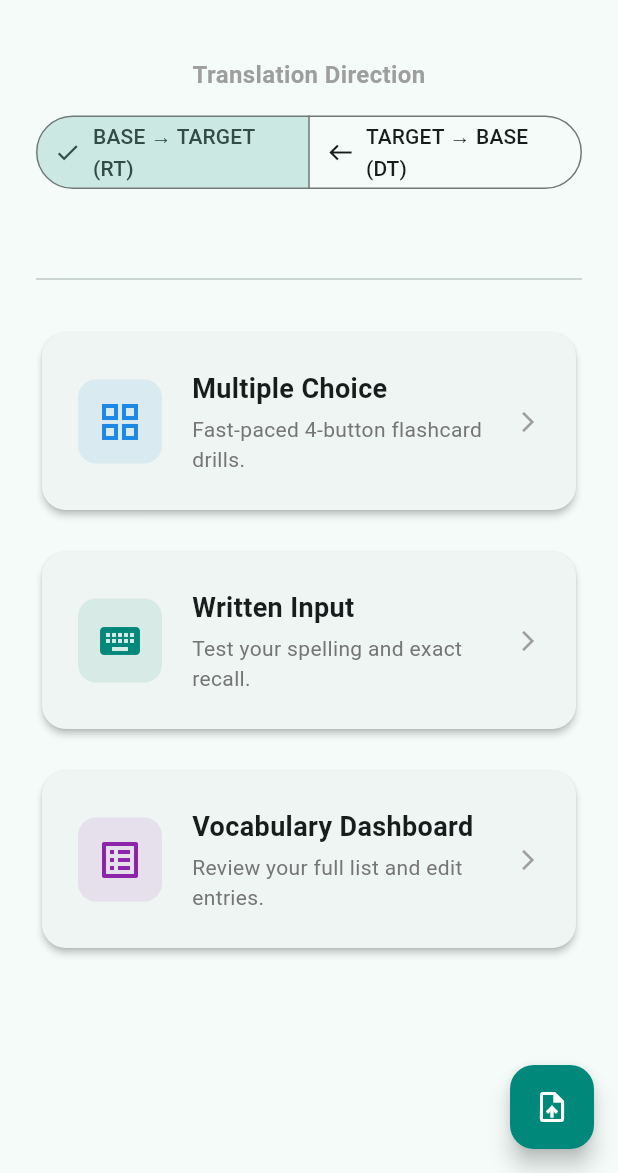
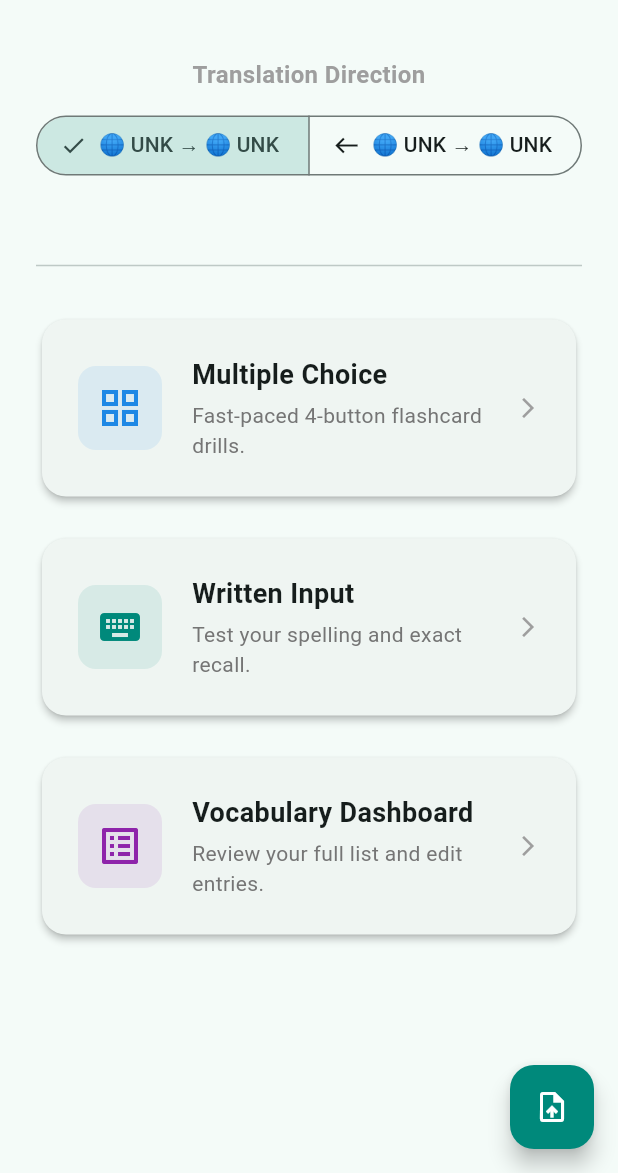
Before and after one commit to proscrite/ManHatTan, a Flutter app: the ModeSelectionScreen screen opened directly, on a phone screen of 412 x 824 dp, the part 63-1236 px from its top. Run offline on Flutter 3.47's test engine with Material 3 defaults, Android fonts, the phone set to English and light mode, and no system bars; our stand-ins replace file_picker, flutter_secure_storage; accounts and stored records are empty; network calls fail.

Commit message:
Prettify language names, codes and flags

```diff
--- a/mht/frontend/lib/screens/mode_selection_screen.dart
+++ b/mht/frontend/lib/screens/mode_selection_screen.dart
@@ -7,6 +7,7 @@ import 'settings_screen.dart';
 import '../services/ingestion_service.dart';
 import '../services/api_client.dart';
 import '../widgets/exercise_card.dart';
+import '../utils/language_helper.dart';
 
 class ModeSelectionScreen extends StatefulWidget {
   const ModeSelectionScreen({super.key});
@@ -46,8 +47,8 @@ class _ModeSelectionScreenState extends State<ModeSelectionScreen> {
     final String writtenMode = _isReverseTranslation ? 'wrt' : 'wdt';
 
     final activeCourse = ApiClient.activeCourse;
-    final String learnLang = activeCourse?.learningLanguage?.toUpperCase() ?? 'TARGET';
-    final String uiLang = activeCourse?.uiLanguage?.toUpperCase() ?? 'BASE';
+    final String learnLang = LanguageHelper.getFlagAndCode(activeCourse?.learningLanguage);
+    final String uiLang = LanguageHelper.getFlagAndCode(activeCourse?.uiLanguage);
 
     return Scaffold(
       appBar: AppBar(
@@ -101,12 +102,12 @@ class _ModeSelectionScreenState extends State<ModeSelectionScreen> {
                   ButtonSegment<bool>(
                     value: true,
                     // For example "English → Hebrew (RT)"
-                    label: Text('$uiLang \u2192 $learnLang (RT)'),
+                    label: Text('$uiLang → $learnLang'),
                     icon: Icon(Icons.east),
                   ),
                   ButtonSegment<bool>(
                     value: false,
-                    label: Text('$learnLang \u2192 $uiLang (DT)'),
+                    label: Text('$learnLang → $uiLang'),
                     icon: Icon(Icons.west),
                   ),
                 ],
--- a/mht/frontend/lib/screens/settings_screen.dart
+++ b/mht/frontend/lib/screens/settings_screen.dart
@@ -4,6 +4,7 @@ import '../models/course.dart';
 import 'course_creation_screen.dart';
 import 'document_upload_screen.dart';
 import '../services/api_client.dart';
+import '../utils/language_helper.dart';
 
 class SettingsScreen extends StatefulWidget {
   const SettingsScreen({super.key});
@@ -32,8 +33,10 @@ class _SettingsScreenState extends State<SettingsScreen> {
                 value: ApiClient.activeCourse,
                 isExpanded: true,
                 items: ApiClient.allCourses.map((Course c) =>
-                  DropdownMenuItem(value: c, child: Text('${c.learningLanguage.toUpperCase()} -> ${c.uiLanguage.toUpperCase()}'))
-                ).toList(),
+                  DropdownMenuItem(
+                    value: c,
+                     child: Text(LanguageHelper.getFlagAndName(c.learningLanguage) + ' -> ' + LanguageHelper.getFlagAndName(c.uiLanguage)) )
+                     ).toList(),
                 onChanged: (Course? newVal) {
                   setState(() => ApiClient.activeCourse = newVal);
                 },
--- a/mht/frontend/lib/screens/written_input_screen.dart
+++ b/mht/frontend/lib/screens/written_input_screen.dart
@@ -2,6 +2,7 @@ import 'package:flutter/material.dart';
 import 'package:intl/intl.dart' hide TextDirection;
 import '../services/exercise_service.dart';
 import '../services/api_client.dart';
+import '../utils/language_helper.dart';
 
 class WrittenInputScreen extends StatefulWidget {
   final String mode; // 'wrt' or 'wdt'
@@ -113,10 +114,10 @@ class _WrittenInputScreenState extends State<WrittenInputScreen> {
     final learnLang = activeCourse?.learningLanguage ?? 'TARGET';
     final uiLang = activeCourse?.uiLanguage ?? 'BASE';
 
-    final expectedLangName = widget.mode == 'wrt' ? learnLang : uiLang;
     final expectedLangCode = widget.mode == 'wrt'
-      ? activeCourse?.learningLanguage.toLowerCase()
-      : activeCourse?.uiLanguage.toLowerCase();
+        ? activeCourse?.learningLanguage.toLowerCase()
+        : activeCourse?.uiLanguage.toLowerCase();
+    final expectedLangName = LanguageHelper.getName(expectedLangCode);
 
     const rtlLanguages = ['iw', 'he', 'ar', 'fa', 'ur']; // Hebrew, Arabic, Persian, Urdu, etc.
     final bool isInputExpectedRtl = rtlLanguages.contains(expectedLangCode);
--- /dev/null
+++ b/mht/frontend/lib/utils/language_helper.dart
@@ -0,0 +1,75 @@
+class LanguageHelper {
+  static const Map<String, String> _languages = {
+    'af': 'Afrikaans', 'sq': 'Albanian', 'am': 'Amharic', 'ar': 'Arabic',
+    'hy': 'Armenian', 'az': 'Azerbaijani', 'eu': 'Basque', 'be': 'Belarusian',
+    'bn': 'Bengali', 'bs': 'Bosnian', 'bg': 'Bulgarian', 'ca': 'Catalan',
+    'ceb': 'Cebuano', 'ny': 'Chichewa', 'zh-cn': 'Chinese (Simplified)',
+    'zh-tw': 'Chinese (Traditional)', 'co': 'Corsican', 'hr': 'Croatian',
+    'cs': 'Czech', 'da': 'Danish', 'nl': 'Dutch', 'en': 'English',
+    'eo': 'Esperanto', 'et': 'Estonian', 'tl': 'Filipino', 'fi': 'Finnish',
+    'fr': 'French', 'fy': 'Frisian', 'gl': 'Galician', 'ka': 'Georgian',
+    'de': 'German', 'el': 'Greek', 'gu': 'Gujarati', 'ht': 'Haitian Creole',
+    'ha': 'Hausa', 'haw': 'Hawaiian', 'iw': 'Hebrew', 'he': 'Hebrew',
+    'hi': 'Hindi', 'hmn': 'Hmong', 'hu': 'Hungarian', 'is': 'Icelandic',
+    'ig': 'Igbo', 'id': 'Indonesian', 'ga': 'Irish', 'it': 'Italian',
+    'ja': 'Japanese', 'jw': 'Javanese', 'kn': 'Kannada', 'kk': 'Kazakh',
+    'km': 'Khmer', 'ko': 'Korean', 'ku': 'Kurdish', 'ky': 'Kyrgyz',
+    'lo': 'Lao', 'la': 'Latin', 'lv': 'Latvian', 'lt': 'Lithuanian',
+    'lb': 'Luxembourgish', 'mk': 'Macedonian', 'mg': 'Malagasy', 'ms': 'Malay',
+    'ml': 'Malayalam', 'mt': 'Maltese', 'mi': 'Maori', 'mr': 'Marathi',
+    'mn': 'Mongolian', 'my': 'Burmese', 'ne': 'Nepali', 'no': 'Norwegian',
+    'ps': 'Pashto', 'fa': 'Persian', 'pl': 'Polish', 'pt': 'Portuguese',
+    'pa': 'Punjabi', 'ro': 'Romanian', 'ru': 'Russian', 'sm': 'Samoan',
+    'gd': 'Scots Gaelic', 'sr': 'Serbian', 'st': 'Sesotho', 'sn': 'Shona',
+    'sd': 'Sindhi', 'si': 'Sinhala', 'sk': 'Slovak', 'sl': 'Slovenian',
+    'so': 'Somali', 'es': 'Spanish', 'su': 'Sundanese', 'sw': 'Swahili',
+    'sv': 'Swedish', 'tg': 'Tajik', 'ta': 'Tamil', 'te': 'Telugu',
+    'th': 'Thai', 'tr': 'Turkish', 'uk': 'Ukrainian', 'ur': 'Urdu',
+    'uz': 'Uzbek', 'vi': 'Vietnamese', 'cy': 'Welsh', 'xh': 'Xhosa',
+    'yi': 'Yiddish', 'yo': 'Yoruba', 'zu': 'Zulu'
+  };
+
+  /// Returns the full language name. Fallback is the uppercase code (e.g., 'XYZ').
+  static String getName(String? code) {
+    if (code == null || code.isEmpty) return 'Unknown';
+    final lowerCode = code.toLowerCase().trim();
+    return _languages[lowerCode] ?? code.toUpperCase();
+  }
+
+  static const Map<String, String> _flags = {
+    'en': '🇬🇧',
+    'de': '🇩🇪',
+    'iw': '🇮🇱',
+    'he': '🇮🇱',
+    'it': '🇮🇹',
+    'fr': '🇫🇷',
+    'es': '🇪🇸',
+    'pt': '🇵🇹',
+    'ru': '🇷🇺',
+    'ja': '🇯🇵',
+    'ko': '🇰🇷',
+    'zh-cn': '🇨🇳',
+    'zh-tw': '🇹🇼',
+    'ar': '🇸🇦',
+    'nl': '🇳🇱',
+    'tr': '🇹🇷',
+  };
+
+  /// Returns the flag emoji for a given language code.
+    static String getFlag(String? code) {
+        if (code == null || code.isEmpty) return '🌐';
+        final lowerCode = code.toLowerCase().trim();
+        return _flags[lowerCode] ?? '🌐';
+    }
+
+    static String getFlagAndName(String? code) {
+        final name = getName(code);
+        final flag = getFlag(code);
+        return '$flag $name';
+    }
+
+    static String getFlagAndCode(String? code) {
+    if (code == null || code.isEmpty) return '🌐 UNK';
+    return '${getFlag(code)} ${code.toUpperCase()}';
+  }
+}
```
Also changed, not shown: mht/frontend/pubspec.lock (deleted), 3 other files.
